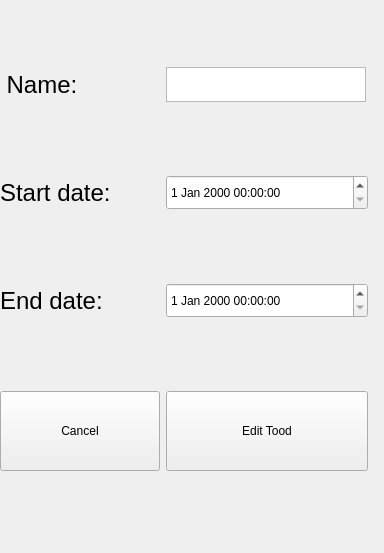
Qt form Source/ui/Edit_todo.ui (MakisEu/MyTodo) before a commit.
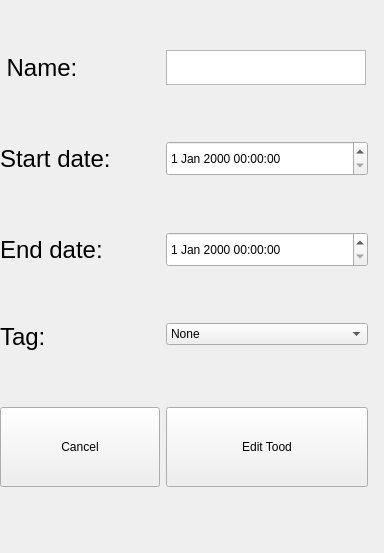
The same form after that commit.

Commit message: Added timetable tab, tags to Todos and removed all Valgrind memcheck errors

What changed in the file:
```diff
--- a/Source/ui/Edit_todo.ui
+++ b/Source/ui/Edit_todo.ui
@@ -101,7 +101,7 @@
       </property>
      </widget>
     </item>
-    <item row="3" column="0">
+    <item row="4" column="0">
      <widget class="QPushButton" name="pushButton_3">
       <property name="minimumSize">
        <size>
@@ -114,7 +114,7 @@
       </property>
      </widget>
     </item>
-    <item row="3" column="1">
+    <item row="4" column="1">
      <widget class="QPushButton" name="pushButton_4">
       <property name="minimumSize">
        <size>
@@ -151,6 +151,41 @@
       </property>
      </widget>
     </item>
+    <item row="3" column="0">
+     <widget class="QLabel" name="label_7">
+      <property name="maximumSize">
+       <size>
+        <width>120</width>
+        <height>60</height>
+       </size>
+      </property>
+      <property name="font">
+       <font>
+        <pointsize>18</pointsize>
+       </font>
+      </property>
+      <property name="text">
+       <string>Tag:</string>
+      </property>
+      <property name="margin">
+       <number>4</number>
+      </property>
+     </widget>
+    </item>
+    <item row="3" column="1">
+     <widget class="QComboBox" name="comboBox">
+      <item>
+       <property name="text">
+        <string>None</string>
+       </property>
+      </item>
+      <item>
+       <property name="text">
+        <string>Education</string>
+       </property>
+      </item>
+     </widget>
+    </item>
    </layout>
   </widget>
  </widget>
```
The commit also changes 22 other files.
